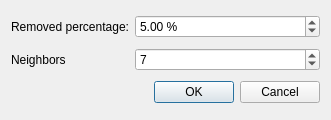
Old version of the form Surface_reconstruction_points_3/demo/Surface_reconstruction_points_3/Point_set_demo/PS_demo_cleaning_plugin.ui in the repository CGAL/cgal.
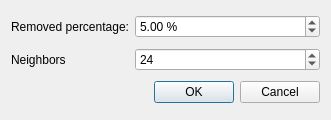
New version of the form.

What changed in the file:
```diff
--- a/Surface_reconstruction_points_3/demo/Surface_reconstruction_points_3/Point_set_demo/PS_demo_cleaning_plugin.ui
+++ b/Surface_reconstruction_points_3/demo/Surface_reconstruction_points_3/Point_set_demo/PS_demo_cleaning_plugin.ui
@@ -45,11 +45,14 @@
    </item>
    <item row="1" column="1" >
     <widget class="QSpinBox" name="m_inputNbNeighbors" >
+     <property name="minimum" >
+      <number>6</number>
+     </property>
      <property name="maximum" >
       <number>9999</number>
      </property>
      <property name="value" >
-      <number>7</number>
+      <number>24</number>
      </property>
     </widget>
    </item>
```
Left out of the diff: 7 changed lines with no effect on the pictures.
